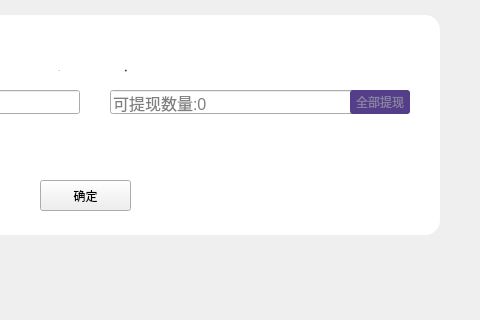
Above: LNKWallet/withdrawpage/WithdrawInputWidget.ui from HcashOrg/hx-indicator before the change; both pictures show x 290 to 770 and y 0 to 320 of the 770 by 450 pixel window. Below: the same form after it.
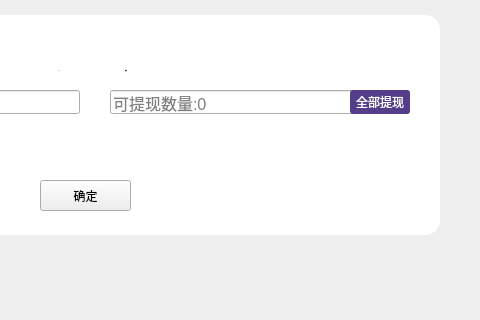
That is the form after the change.

```diff
--- a/LNKWallet/withdrawpage/WithdrawInputWidget.ui
+++ b/LNKWallet/withdrawpage/WithdrawInputWidget.ui
@@ -143,8 +143,7 @@
     <cursorShape>PointingHandCursor</cursorShape>
    </property>
    <property name="styleSheet">
-    <string notr="true">QToolButton{color: rgb(137,129, 161);font: 11px &quot;微软雅黑&quot;;background-color: rgb(84,61,137);border:0px solid white;border-radius:3px;}
-QToolButton:hover{color:white;}</string>
+    <string notr="true">QToolButton{color:white;font: 11px &quot;微软雅黑&quot;;background-color: rgb(84,61,137);border:0px solid white;border-radius:3px;}</string>
    </property>
    <property name="text">
     <string>全部提现</string>
```
